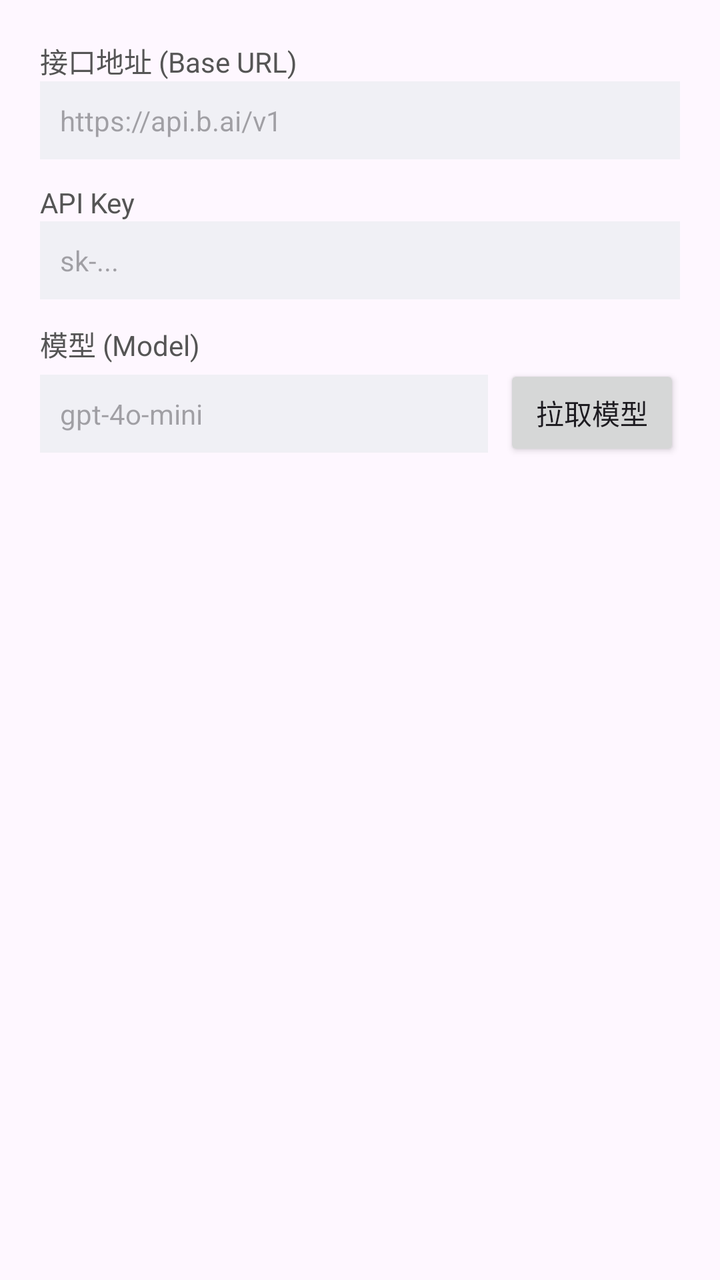
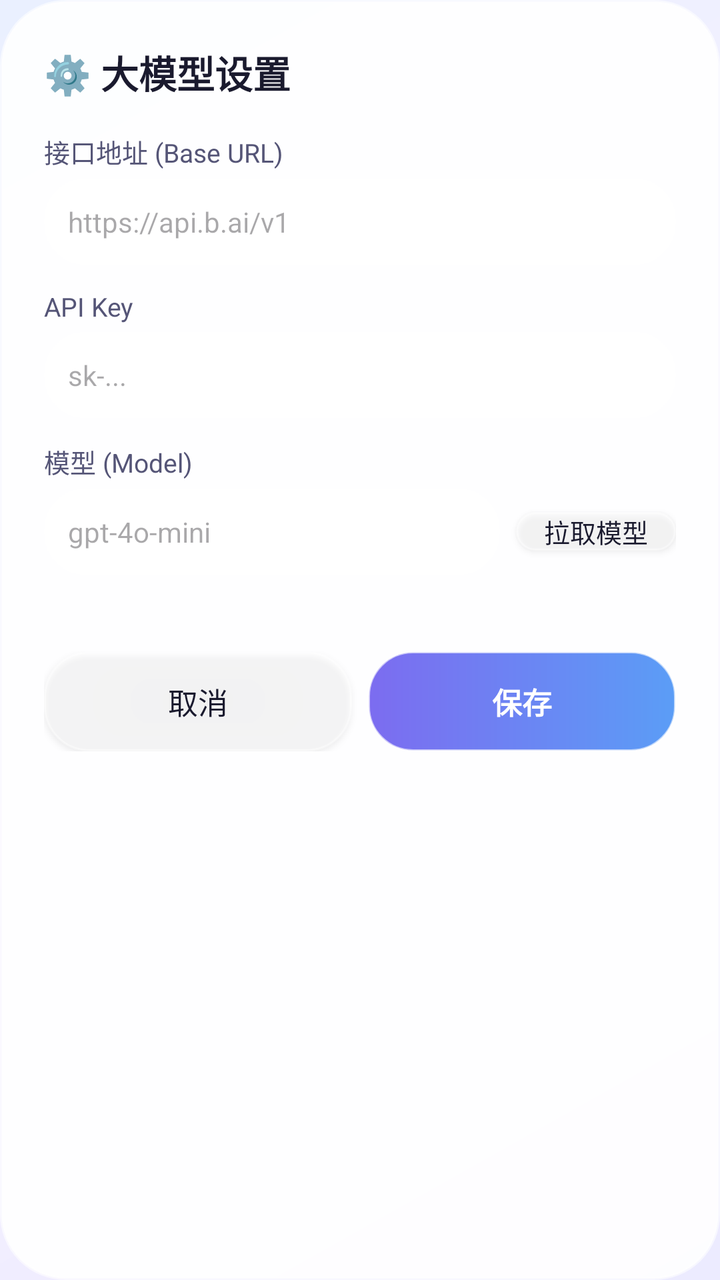

An Android layout rendered at two revisions. The XML below is the earlier revision; the diff shows what the commit changed to produce the second picture.
<!-- AndroidManifest.xml: application theme Theme.LaoTran -->
<!-- res/layout/dialog_settings.xml -->
<?xml version="1.0" encoding="utf-8"?>
<ScrollView xmlns:android="http://schemas.android.com/apk/res/android"
    android:layout_width="match_parent"
    android:layout_height="wrap_content"
    android:padding="20dp">

    <LinearLayout
        android:layout_width="match_parent"
        android:layout_height="wrap_content"
        android:orientation="vertical">

        <TextView
            android:layout_width="wrap_content"
            android:layout_height="wrap_content"
            android:text="接口地址 (Base URL)"
            android:textSize="14sp"
            android:textColor="#555555"/>

        <EditText
            android:id="@+id/baseUrlEdit"
            android:layout_width="match_parent"
            android:layout_height="wrap_content"
            android:hint="https://api.b.ai/v1"
            android:inputType="textUri"
            android:textSize="14sp"
            android:background="#F0F0F5"
            android:padding="10dp"/>

        <TextView
            android:layout_width="wrap_content"
            android:layout_height="wrap_content"
            android:text="API Key"
            android:textSize="14sp"
            android:textColor="#555555"
            android:layout_marginTop="12dp"/>

        <EditText
            android:id="@+id/apiKeyEdit"
            android:layout_width="match_parent"
            android:layout_height="wrap_content"
            android:hint="sk-..."
            android:inputType="textPassword"
            android:textSize="14sp"
            android:background="#F0F0F5"
            android:padding="10dp"/>

        <TextView
            android:layout_width="wrap_content"
            android:layout_height="wrap_content"
            android:text="模型 (Model)"
            android:textSize="14sp"
            android:textColor="#555555"
            android:layout_marginTop="12dp"/>

        <LinearLayout
            android:layout_width="match_parent"
            android:layout_height="wrap_content"
            android:orientation="horizontal">

            <EditText
                android:id="@+id/modelEdit"
                android:layout_width="0dp"
                android:layout_height="wrap_content"
                android:layout_weight="1"
                android:hint="gpt-4o-mini"
                android:inputType="text"
                android:textSize="14sp"
                android:background="#F0F0F5"
                android:padding="10dp"/>

            <Button
                android:id="@+id/fetchModelsBtn"
                android:layout_width="wrap_content"
                android:layout_height="wrap_content"
                android:text="拉取模型"
                android:layout_marginStart="8dp"/>
        </LinearLayout>

        <TextView
            android:id="@+id/fetchStatusText"
            android:layout_width="match_parent"
            android:layout_height="wrap_content"
            android:textSize="12sp"
            android:textColor="#888888"
            android:layout_marginTop="6dp"/>

    </LinearLayout>
</ScrollView>
<!-- resources referenced by this layout -->
<resources>
  <style name="Theme.LaoTran" parent="Theme.Material3.DayNight.NoActionBar">
          <item name="colorPrimary">@color/purple_500</item>
          <item name="colorSecondary">@color/purple_200</item>
      </style>
  <color name="purple_500">#6650a4</color>
  <color name="purple_200">#bbb1e0</color>
</resources>

<!-- the commit's change to res/layout/dialog_settings.xml (unified diff, before → after) -->
@@ -2,7 +2,9 @@
 <ScrollView xmlns:android="http://schemas.android.com/apk/res/android"
     android:layout_width="match_parent"
     android:layout_height="wrap_content"
-    android:padding="20dp">
+    android:background="@drawable/bg_glass_dialog"
+    android:padding="22dp"
+    android:scrollbars="none">
 
     <LinearLayout
         android:layout_width="match_parent"
@@ -12,50 +14,66 @@
         <TextView
             android:layout_width="wrap_content"
             android:layout_height="wrap_content"
+            android:text="⚙️ 大模型设置"
+            android:textSize="19sp"
+            android:textStyle="bold"
+            android:textColor="@color/text_primary" />
+
+        <TextView
+            android:layout_width="wrap_content"
+            android:layout_height="wrap_content"
             android:text="接口地址 (Base URL)"
-            android:textSize="14sp"
-            android:textColor="#555555"/>
+            android:textSize="13sp"
+            android:textColor="@color/text_secondary"
+            android:layout_marginTop="16dp" />
 
         <EditText
             android:id="@+id/baseUrlEdit"
             android:layout_width="match_parent"
             android:layout_height="wrap_content"
             android:hint="https://api.b.ai/v1"
+            android:hintTextColor="@color/text_hint"
+            android:textColor="@color/text_primary"
             android:inputType="textUri"
             android:textSize="14sp"
-            android:background="#F0F0F5"
-            android:padding="10dp"/>
+            android:background="@drawable/bg_glass_input"
+            android:padding="12dp"
+            android:layout_marginTop="4dp" />
 
         <TextView
             android:layout_width="wrap_content"
             android:layout_height="wrap_content"
             android:text="API Key"
-            android:textSize="14sp"
-            android:textColor="#555555"
-            android:layout_marginTop="12dp"/>
+            android:textSize="13sp"
+            android:textColor="@color/text_secondary"
+            android:layout_marginTop="12dp" />
 
         <EditText
             android:id="@+id/apiKeyEdit"
             android:layout_width="match_parent"
             android:layout_height="wrap_content"
             android:hint="sk-..."
+            android:hintTextColor="@color/text_hint"
+            android:textColor="@color/text_primary"
             android:inputType="textPassword"
             android:textSize="14sp"
-            android:background="#F0F0F5"
-            android:padding="10dp"/>
+            android:background="@drawable/bg_glass_input"
+            android:padding="12dp"
+            android:layout_marginTop="4dp" />
 
         <TextView
             android:layout_width="wrap_content"
             android:layout_height="wrap_content"
             android:text="模型 (Model)"
-            android:textSize="14sp"
-            android:textColor="#555555"
-            android:layout_marginTop="12dp"/>
+            android:textSize="13sp"
+            android:textColor="@color/text_secondary"
+            android:layout_marginTop="12dp" />
 
         <LinearLayout
             android:layout_width="match_parent"
             android:layout_height="wrap_content"
-            android:orientation="horizontal">
+            android:orientation="horizontal"
+            android:layout_marginTop="4dp">
 
             <EditText
                 android:id="@+id/modelEdit"
@@ -63,17 +81,28 @@
                 android:layout_height="wrap_content"
                 android:layout_weight="1"
                 android:hint="gpt-4o-mini"
+                android:hintTextColor="@color/text_hint"
+                android:textColor="@color/text_primary"
                 android:inputType="text"
                 android:textSize="14sp"
-                android:background="#F0F0F5"
-                android:padding="10dp"/>
+                android:background="@drawable/bg_glass_input"
+                android:padding="12dp" />
 
             <Button
                 android:id="@+id/fetchModelsBtn"
                 android:layout_width="wrap_content"
                 android:layout_height="wrap_content"
+                android:minWidth="0dp"
+                android:minHeight="0dp"
+                android:insetTop="0dp"
+                android:insetBottom="0dp"
+                android:paddingStart="14dp"
+                android:paddingEnd="14dp"
+                android:background="@drawable/bg_glass_secondary"
                 android:text="拉取模型"
-                android:layout_marginStart="8dp"/>
+                android:textSize="13sp"
+                android:textColor="@color/text_primary"
+                android:layout_marginStart="8dp" />
         </LinearLayout>
 
         <TextView
@@ -81,8 +110,45 @@
             android:layout_width="match_parent"
             android:layout_height="wrap_content"
             android:textSize="12sp"
-            android:textColor="#888888"
-            android:layout_marginTop="6dp"/>
+            android:textColor="@color/text_hint"
+            android:layout_marginTop="6dp" />
+
+        <LinearLayout
+            android:layout_width="match_parent"
+            android:layout_height="wrap_content"
+            android:orientation="horizontal"
+            android:layout_marginTop="16dp">
+
+            <Button
+                android:id="@+id/cancelBtn"
+                android:layout_width="0dp"
+                android:layout_height="50dp"
+                android:layout_weight="1"
+                android:minWidth="0dp"
+                android:minHeight="0dp"
+                android:insetTop="0dp"
+                android:insetBottom="0dp"
+                android:background="@drawable/bg_glass_secondary"
+                android:text="取消"
+                android:textSize="15sp"
+                android:textColor="@color/text_primary"
+                android:layout_marginEnd="8dp" />
+
+            <Button
+                android:id="@+id/saveBtn"
+                android:layout_width="0dp"
+                android:layout_height="50dp"
+                android:layout_weight="1"
+                android:minWidth="0dp"
+                android:minHeight="0dp"
+                android:insetTop="0dp"
+                android:insetBottom="0dp"
+                android:background="@drawable/bg_glass_primary"
+                android:text="保存"
+                android:textSize="15sp"
+                android:textStyle="bold"
+                android:textColor="#FFFFFF" />
+        </LinearLayout>
 
     </LinearLayout>
 </ScrollView>
<!-- resource entries referenced after the edit -->
@@ -1,10 +1,88 @@
 <!-- resources referenced by this layout -->
 <resources>
+  <color name="text_hint">#9999B0</color>
+  <color name="text_primary">#1A1A2E</color>
+  <color name="text_secondary">#555577</color>
+  <!-- drawable bg_glass_dialog (drawable) -->
+  <?xml version="1.0" encoding="utf-8"?>
+  <shape xmlns:android="http://schemas.android.com/apk/res/android"
+      android:shape="rectangle">
+      <corners android:radius="32dp" />
+      <solid android:color="@color/glass_dialog" />
+      <stroke
+          android:width="1.5dp"
+          android:color="@color/glass_stroke_high" />
+  </shape>
+  <!-- drawable bg_glass_input (drawable) -->
+  <?xml version="1.0" encoding="utf-8"?>
+  <shape xmlns:android="http://schemas.android.com/apk/res/android"
+      android:shape="rectangle">
+      <corners android:radius="20dp" />
+      <solid android:color="@color/glass_input" />
+      <stroke
+          android:width="1dp"
+          android:color="@color/glass_stroke" />
+  </shape>
+  <!-- drawable bg_glass_primary (drawable) -->
+  <?xml version="1.0" encoding="utf-8"?>
+  <shape xmlns:android="http://schemas.android.com/apk/res/android"
+      android:shape="rectangle">
+      <corners android:radius="22dp" />
+      <gradient
+          android:angle="0"
+          android:startColor="@color/accent_purple"
+          android:endColor="@color/accent_blue"
+          android:type="linear" />
+      <stroke
+          android:width="1dp"
+          android:color="@color/glass_stroke_high" />
+  </shape>
+  <!-- drawable bg_glass_secondary (drawable) -->
+  <?xml version="1.0" encoding="utf-8"?>
+  <shape xmlns:android="http://schemas.android.com/apk/res/android"
+      android:shape="rectangle">
+      <corners android:radius="22dp" />
+      <solid android:color="@color/glass_card_mid" />
+      <stroke
+          android:width="1dp"
+          android:color="@color/glass_stroke" />
+  </shape>
   <style name="Theme.LaoTran" parent="Theme.Material3.DayNight.NoActionBar">
-          <item name="colorPrimary">@color/purple_500</item>
-          <item name="colorSecondary">@color/purple_200</item>
+          <item name="colorPrimary">@color/accent_purple</item>
+          <item name="colorSecondary">@color/accent_blue</item>
+          <item name="colorOnPrimary">#FFFFFF</item>
+          <item name="android:windowBackground">@drawable/bg_gradient</item>
+          <item name="android:statusBarColor">@android:color/transparent</item>
+          <item name="android:navigationBarColor">@color/glass_surface</item>
+          <item name="android:windowLightStatusBar">true</item>
+          <item name="android:windowLightNavigationBar">true</item>
+          <item name="android:windowDrawsSystemBarBackgrounds">true</item>
+          <item name="android:windowNoTitle">true</item>
+          <item name="android:fontFamily">sans-serif</item>
+          <item name="android:textColor">@color/text_primary</item>
+          <item name="android:colorAccent">@color/accent_purple</item>
       </style>
-  <color name="purple_500">#6650a4</color>
-  <color name="purple_200">#bbb1e0</color>
+  <color name="glass_dialog">#EBFFFFFF</color>
+  <color name="glass_stroke_high">#99FFFFFF</color>
+  <color name="glass_input">#40FFFFFF</color>
+  <color name="glass_stroke">#66FFFFFF</color>
+  <color name="accent_purple">#7C6CF0</color>
+  <color name="accent_blue">#5B9DF6</color>
+  <color name="glass_card_mid">#66FFFFFF</color>
+  <!-- drawable bg_gradient (drawable) -->
+  <?xml version="1.0" encoding="utf-8"?>
+  <shape xmlns:android="http://schemas.android.com/apk/res/android"
+      android:shape="rectangle">
+      <gradient
+          android:angle="135"
+          android:startColor="@color/gradient_start"
+          android:centerColor="@color/gradient_mid"
+          android:endColor="@color/gradient_end"
+          android:type="linear" />
+  </shape>
+  <color name="glass_surface">#CCFFFFFF</color>
+  <color name="gradient_start">#ECEBFF</color>
+  <color name="gradient_mid">#F5F0FF</color>
+  <color name="gradient_end">#EAF0FF</color>
 </resources>
 
